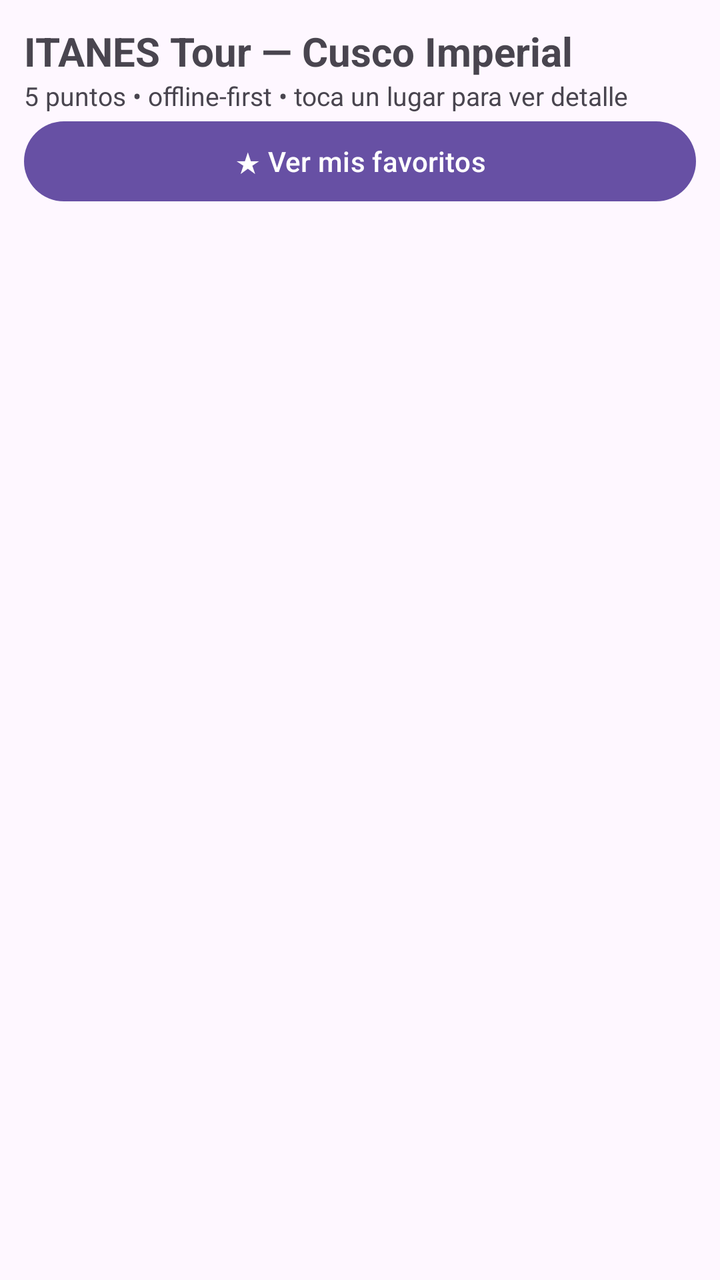
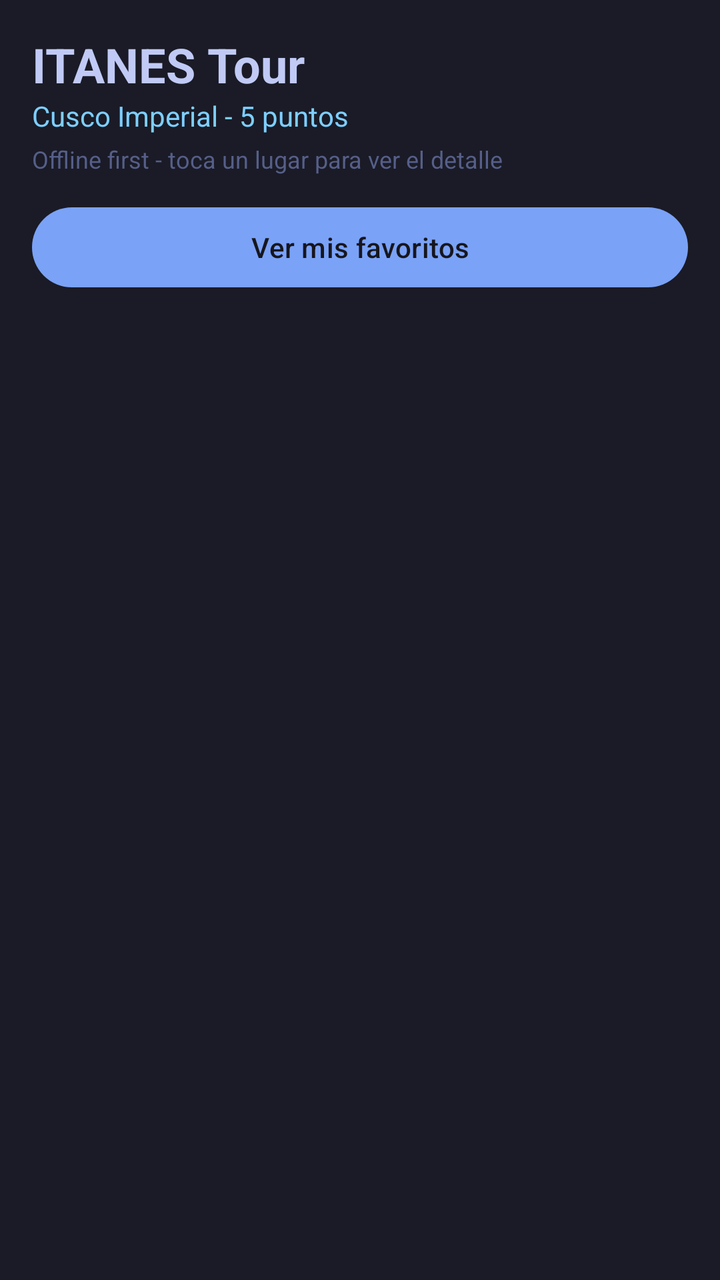

Two renders of the same Android screen: before a commit and after it. Below are the layout's source before the change and the commit's diff.
<!-- AndroidManifest.xml: application theme Theme.ITANESTour -->
<!-- res/layout/activity_main.xml -->
<?xml version="1.0" encoding="utf-8"?>
<LinearLayout xmlns:android="http://schemas.android.com/apk/res/android"
    android:id="@+id/main"
    android:orientation="vertical"
    android:layout_width="match_parent"
    android:layout_height="match_parent"
    android:padding="12dp">

    <TextView
        android:layout_width="match_parent"
        android:layout_height="wrap_content"
        android:text="ITANES Tour — Cusco Imperial"
        android:textSize="20sp"
        android:textStyle="bold" />

    <TextView
        android:layout_width="match_parent"
        android:layout_height="wrap_content"
        android:text="5 puntos • offline-first • toca un lugar para ver detalle"
        android:textSize="13sp" />

    <Button
        android:id="@+id/btnFavoritos"
        android:layout_width="match_parent"
        android:layout_height="wrap_content"
        android:text="★ Ver mis favoritos" />

    <ProgressBar
        android:id="@+id/loading"
        android:layout_width="wrap_content"
        android:layout_height="wrap_content"
        android:layout_gravity="center"
        android:visibility="gone" />

    <androidx.recyclerview.widget.RecyclerView
        android:id="@+id/rvLugares"
        android:layout_width="match_parent"
        android:layout_height="0dp"
        android:layout_weight="1" />
</LinearLayout>
<!-- resources referenced by this layout -->
<resources>
  <style name="Theme.ITANESTour" parent="Base.Theme.ITANESTour" />
  <style name="Base.Theme.ITANESTour" parent="Theme.Material3.DayNight.NoActionBar">
          
          
      </style>
</resources>

<!-- the commit's change to res/layout/activity_main.xml (unified diff, before → after) -->
@@ -4,26 +4,39 @@
     android:orientation="vertical"
     android:layout_width="match_parent"
     android:layout_height="match_parent"
-    android:padding="12dp">
+    android:background="@color/tn_bg"
+    android:padding="16dp">
 
     <TextView
         android:layout_width="match_parent"
         android:layout_height="wrap_content"
-        android:text="ITANES Tour — Cusco Imperial"
-        android:textSize="20sp"
-        android:textStyle="bold" />
+        android:text="ITANES Tour"
+        android:textSize="24sp"
+        android:textStyle="bold"
+        android:textColor="@color/tn_fg" />
 
     <TextView
         android:layout_width="match_parent"
         android:layout_height="wrap_content"
-        android:text="5 puntos • offline-first • toca un lugar para ver detalle"
-        android:textSize="13sp" />
+        android:text="Cusco Imperial - 5 puntos"
+        android:textSize="14sp"
+        android:textColor="@color/tn_cyan"
+        android:paddingBottom="4dp" />
+
+    <TextView
+        android:layout_width="match_parent"
+        android:layout_height="wrap_content"
+        android:text="Offline first - toca un lugar para ver el detalle"
+        android:textSize="12sp"
+        android:textColor="@color/tn_muted"
+        android:paddingBottom="12dp" />
 
     <Button
         android:id="@+id/btnFavoritos"
         android:layout_width="match_parent"
         android:layout_height="wrap_content"
-        android:text="★ Ver mis favoritos" />
+        android:text="Ver mis favoritos"
+        android:textColor="@color/tn_bg_dark" />
 
     <ProgressBar
         android:id="@+id/loading"
@@ -32,9 +45,20 @@
         android:layout_gravity="center"
         android:visibility="gone" />
 
+    <TextView
+        android:id="@+id/txtEstado"
+        android:layout_width="match_parent"
+        android:layout_height="wrap_content"
+        android:text=""
+        android:textSize="12sp"
+        android:textColor="@color/tn_muted"
+        android:paddingTop="4dp"
+        android:paddingBottom="4dp" />
+
     <androidx.recyclerview.widget.RecyclerView
         android:id="@+id/rvLugares"
         android:layout_width="match_parent"
         android:layout_height="0dp"
-        android:layout_weight="1" />
+        android:layout_weight="1"
+        android:clipToPadding="false" />
 </LinearLayout>
<!-- resource entries referenced after the edit -->
@@ -1,9 +1,24 @@
 <!-- resources referenced by this layout -->
 <resources>
+  <color name="tn_bg">#FF1A1B26</color>
+  <color name="tn_bg_dark">#FF16161E</color>
+  <color name="tn_cyan">#FF7DCFFF</color>
+  <color name="tn_fg">#FFC0CAF5</color>
+  <color name="tn_muted">#FF565F89</color>
   <style name="Theme.ITANESTour" parent="Base.Theme.ITANESTour" />
   <style name="Base.Theme.ITANESTour" parent="Theme.Material3.DayNight.NoActionBar">
-          
-          
+          <item name="android:windowBackground">@color/tn_bg</item>
+          <item name="android:statusBarColor">@color/tn_bg_dark</item>
+          <item name="android:navigationBarColor">@color/tn_bg_dark</item>
+          <item name="colorPrimary">@color/tn_blue</item>
+          <item name="colorOnPrimary">@color/tn_bg_dark</item>
+          <item name="colorSecondary">@color/tn_cyan</item>
+          <item name="colorSurface">@color/tn_surface</item>
+          <item name="colorOnSurface">@color/tn_fg</item>
+          <item name="android:textColorPrimary">@color/tn_fg</item>
+          <item name="android:textColorSecondary">@color/tn_muted</item>
       </style>
+  <color name="tn_blue">#FF7AA2F7</color>
+  <color name="tn_surface">#FF24283B</color>
 </resources>
 
